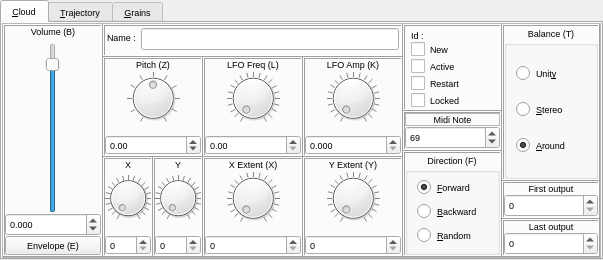
The window that sources/interface/CloudDialog.ui (linuxmao-org/Frontieres) describes before a commit, drawn with Qt 5.
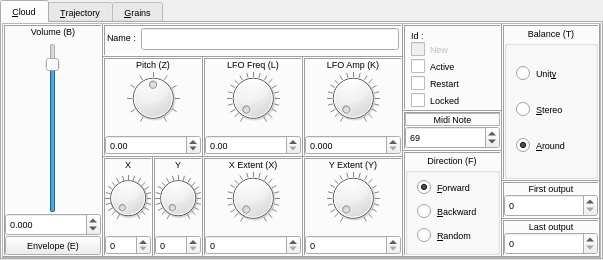
The same window after the commit. Icons and pictures are not drawn.

Commit message: deconnection checkbox "new" parametres de cloud (projet nouvelle procedure de lecture des grains)

The edit to the form file:
```diff
--- a/sources/interface/CloudDialog.ui
+++ b/sources/interface/CloudDialog.ui
@@ -2232,6 +2232,9 @@
                    </item>
                    <item row="1" column="0">
                     <widget class="QCheckBox" name="checkBox_New">
+                     <property name="enabled">
+                      <bool>false</bool>
+                     </property>
                      <property name="font">
                       <font>
                        <pointsize>7</pointsize>
```
